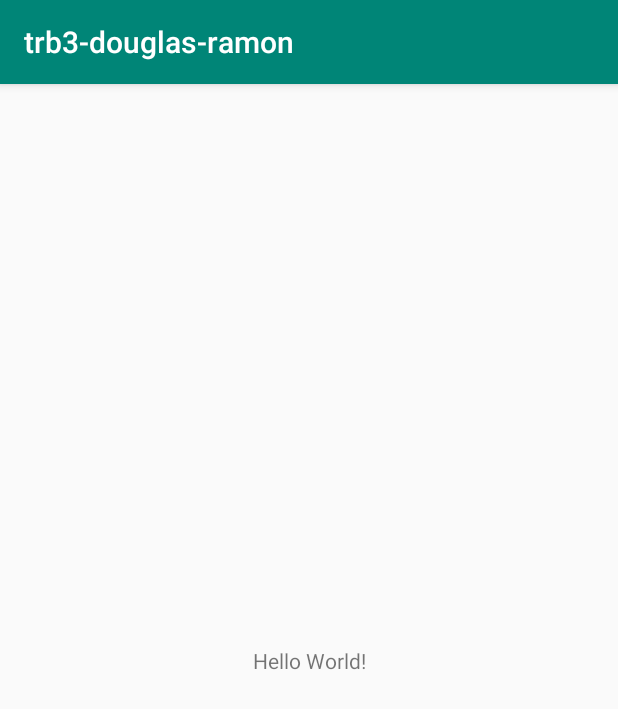
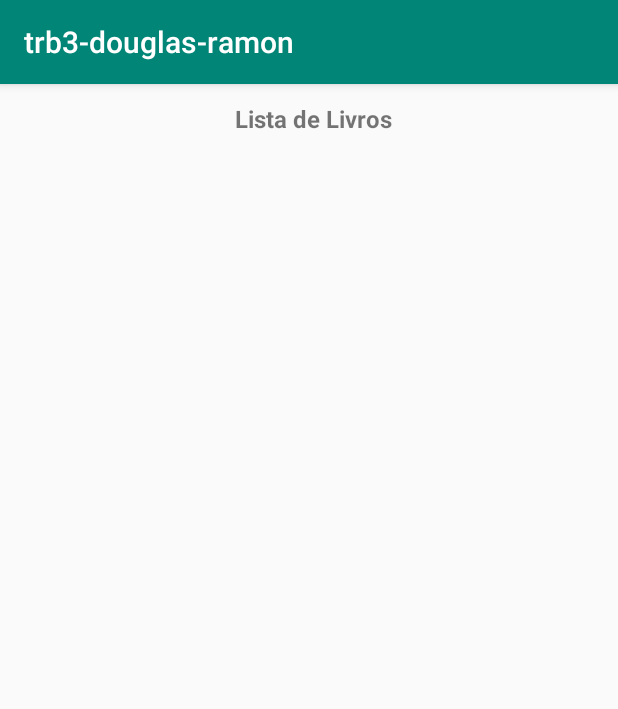
Before and after one commit to ufjf-dcc196/dcc196-2018-3-trb3-trb3-douglas-ramon, an Android app: the screen it shows after launch (MainActivity), on a phone screen of 412 x 824 dp. Shown: the top 709 px of the screen. Run offline under Robolectric (Android 15) with nearby library versions, the phone set to English and light mode, and no system bars.

Commit message:
Criação página principal listagem de livros

```diff
--- a/app/build.gradle
+++ b/app/build.gradle
@@ -27,4 +27,5 @@ dependencies {
     testImplementation 'junit:junit:4.12'
     androidTestImplementation 'com.android.support.test:runner:1.0.2'
     androidTestImplementation 'com.android.support.test.espresso:espresso-core:3.0.2'
+    implementation 'com.android.support:recyclerview-v7:28.0.0'
 }
--- a/app/src/main/res/layout/activity_main.xml
+++ b/app/src/main/res/layout/activity_main.xml
@@ -6,13 +6,36 @@
     android:layout_height="match_parent"
     tools:context=".MainActivity">
 
+    <android.support.v7.widget.RecyclerView
+        android:id="@+id/rcl_livros"
+        android:layout_width="0dp"
+        android:layout_height="424dp"
+        android:layout_marginStart="8dp"
+        android:layout_marginLeft="8dp"
+        android:layout_marginTop="8dp"
+        android:layout_marginEnd="8dp"
+        android:layout_marginRight="8dp"
+        android:layout_marginBottom="8dp"
+        app:layout_constraintBottom_toBottomOf="parent"
+        app:layout_constraintEnd_toEndOf="parent"
+        app:layout_constraintHorizontal_bias="1.0"
+        app:layout_constraintStart_toStartOf="parent"
+        app:layout_constraintTop_toBottomOf="@+id/txt_livros" />
+
     <TextView
+        android:id="@+id/txt_livros"
         android:layout_width="wrap_content"
         android:layout_height="wrap_content"
-        android:text="Hello World!"
-        app:layout_constraintBottom_toBottomOf="parent"
-        app:layout_constraintLeft_toLeftOf="parent"
-        app:layout_constraintRight_toRightOf="parent"
+        android:layout_marginStart="8dp"
+        android:layout_marginLeft="8dp"
+        android:layout_marginTop="12dp"
+        android:layout_marginEnd="8dp"
+        android:layout_marginRight="8dp"
+        android:text="Lista de Livros"
+        android:textSize="16sp"
+        android:textStyle="bold"
+        app:layout_constraintEnd_toEndOf="parent"
+        app:layout_constraintHorizontal_bias="0.51"
+        app:layout_constraintStart_toStartOf="parent"
         app:layout_constraintTop_toTopOf="parent" />
-
 </android.support.constraint.ConstraintLayout>
```
